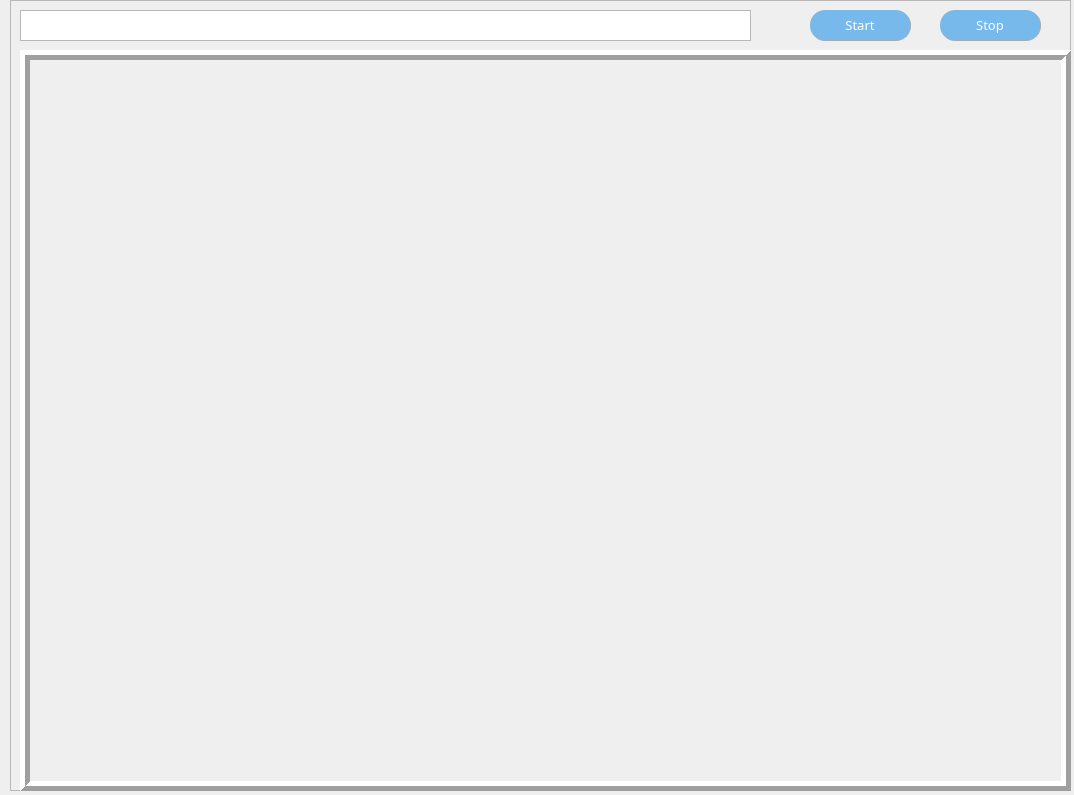
virajchandra51/Visionary, file Start_Stop.ui: the form before one commit.
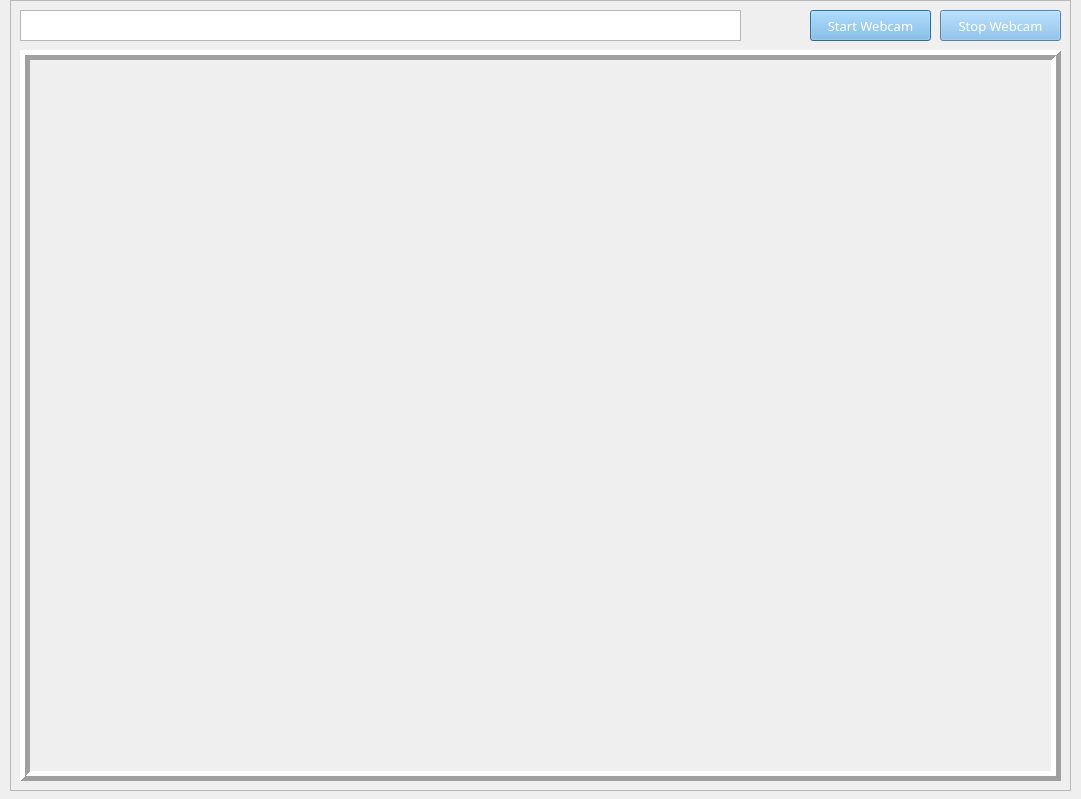
The form after the commit.

```diff
--- a/Start_Stop.ui
+++ b/Start_Stop.ui
@@ -6,8 +6,8 @@
    <rect>
     <x>0</x>
     <y>0</y>
-    <width>1074</width>
-    <height>795</height>
+    <width>1081</width>
+    <height>799</height>
    </rect>
   </property>
   <property name="windowTitle">
@@ -15,13 +15,11 @@
   </property>
   <property name="styleSheet">
    <string notr="true">QPushButton{
-	border-radius: 15px;
-	border-right: 1px solid #aaaaaa;
-	border-bottom: 1px solid #aaaaaa;
+	background-color:#78B9EB ;
 }
 
 QPushButton:enabled {
-	background-color:blue ;
+	background-color:#78B9EB ;
 	color: white;
 }
 
@@ -79,7 +77,7 @@
      <rect>
       <x>800</x>
       <y>10</y>
-      <width>101</width>
+      <width>121</width>
       <height>31</height>
      </rect>
     </property>
@@ -95,10 +93,35 @@
      <bool>false</bool>
     </property>
     <property name="styleSheet">
-     <string notr="true">Background:rgb(120, 185, 235);</string>
+     <string notr="true">QPushButton{
+	background-color:#78B9EB ;
+}
+
+QPushButton:enabled {
+	background-color:#78B9EB ;
+	color: white;
+}
+
+QPushButton:pressed {
+	background-color: #0d2f72;
+	color: #fffffe;
+}
+
+QPushButton:hover:!pressed {
+	background-color: #E1F4FF;
+	color: #0c2f70;
+}
+
+QPushButton:disabled {
+	background-color: #aaaaaa;
+	color: #ffffff;
+}</string>
     </property>
     <property name="text">
-     <string>Start</string>
+     <string>Start Webcam</string>
+    </property>
+    <property name="flat">
+     <bool>false</bool>
     </property>
    </widget>
    <widget class="QPushButton" name="Stop">
@@ -106,7 +129,7 @@
      <rect>
       <x>930</x>
       <y>10</y>
-      <width>101</width>
+      <width>121</width>
       <height>31</height>
      </rect>
     </property>
@@ -119,10 +142,32 @@
      </font>
     </property>
     <property name="styleSheet">
-     <string notr="true">Background:rgb(120, 185, 235);</string>
+     <string notr="true">QPushButton{
+	background-color:#78B9EB ;
+}
+
+QPushButton:enabled {
+	background-color:#78B9EB ;
+	color: white;
+}
+
+QPushButton:pressed {
+	background-color: #0d2f72;
+	color: #fffffe;
+}
+
+QPushButton:hover:!pressed {
+	background-color: #E1F4FF;
+	color: #0c2f70;
+}
+
+QPushButton:disabled {
+	background-color: #aaaaaa;
+	color: #ffffff;
+}</string>
     </property>
     <property name="text">
-     <string>Stop</string>
+     <string>Stop Webcam</string>
     </property>
    </widget>
    <widget class="QTextBrowser" name="TEXT">
@@ -130,7 +175,7 @@
      <rect>
       <x>10</x>
       <y>10</y>
-      <width>731</width>
+      <width>721</width>
       <height>31</height>
      </rect>
     </property>
@@ -152,8 +197,8 @@
      <rect>
       <x>10</x>
       <y>50</y>
-      <width>1051</width>
-      <height>741</height>
+      <width>1041</width>
+      <height>731</height>
      </rect>
     </property>
     <property name="frameShape">
```
Left out of the diff: 4 changed lines with no effect on the pictures.
